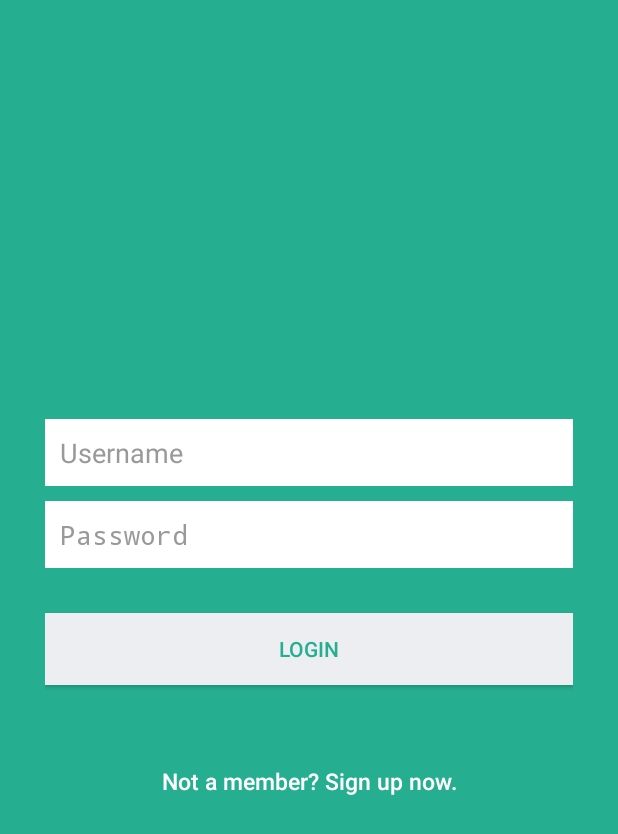
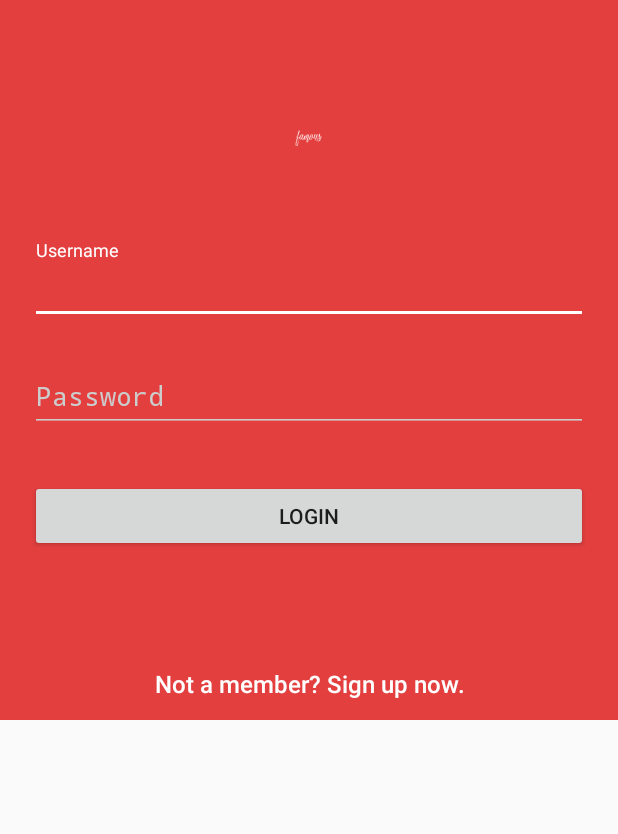
Before and after one commit to 9tarz/shoutout_android, an Android app: the screen it shows after launch (LoginActivity), on a phone screen of 412 x 824 dp. Shown: the top 834 px of the screen. Run offline under Robolectric (Android 15) with nearby library versions, the phone set to English and light mode, and no system bars; our stand-ins replace Volley.

Commit message:
Updated Login UI and Added mGoogleMap API to HomeFragment

```diff
--- a/app/build.gradle
+++ b/app/build.gradle
@@ -22,7 +22,8 @@ android {
 dependencies {
     compile fileTree(dir: 'libs', include: ['*.jar'])
     compile 'com.android.support:appcompat-v7:23.0.1'
-    compile 'com.android.support:recyclerview-v7:+'
+    compile 'com.android.support:recyclerview-v7:23.0.1'
     compile 'com.android.support:design:23.0.1'
     compile 'com.mcxiaoke.volley:library:1.0.+'
+    compile 'com.google.android.gms:play-services:8.1.0'
 }
--- a/app/src/main/res/layout/activity_login.xml
+++ b/app/src/main/res/layout/activity_login.xml
@@ -1,21 +1,39 @@
 <?xml version="1.0" encoding="utf-8"?>
-<LinearLayout xmlns:android="http://schemas.android.com/apk/res/android"
+<ScrollView xmlns:android="http://schemas.android.com/apk/res/android"
     android:layout_width="fill_parent"
     android:layout_height="fill_parent"
-    android:background="@color/bg_login"
-    android:gravity="center"
-    android:orientation="vertical"
-    android:padding="10dp" >
+    android:fitsSystemWindows="true">
 
     <LinearLayout
-        android:layout_width="fill_parent"
+        android:layout_width="match_parent"
         android:layout_height="wrap_content"
-        android:layout_gravity="center"
+        android:background="@color/primary"
         android:orientation="vertical"
+        android:paddingTop="56dp"
         android:paddingLeft="20dp"
-        android:paddingRight="20dp" >
+        android:paddingRight="20dp">
 
-        <EditText
+        <ImageView android:src="@drawable/ic_logo"
+            android:layout_width="wrap_content"
+            android:layout_height="72dp"
+            android:layout_marginBottom="24dp"
+            android:layout_gravity="center_horizontal" />
+
+        <android.support.design.widget.TextInputLayout
+            android:layout_width="match_parent"
+            android:layout_height="wrap_content"
+            android:layout_marginTop="8dp"
+            android:layout_marginBottom="8dp">
+            <EditText
+                android:id="@+id/username"
+                android:layout_width="match_parent"
+                android:layout_height="wrap_content"
+                android:textColor="@color/white"
+                android:inputType="textVisiblePassword|textNoSuggestions"
+                android:hint="@string/hint_username" />
+        </android.support.design.widget.TextInputLayout>
+
+        <!-- <EditText
             android:id="@+id/username"
             android:layout_width="fill_parent"
             android:layout_height="wrap_content"
@@ -26,9 +44,9 @@
             android:padding="10dp"
             android:singleLine="true"
             android:textColor="@color/input_login"
-            android:textColorHint="@color/input_login_hint" />
+            android:textColorHint="@color/input_login_hint" /> -->
 
-        <EditText
+        <!-- <EditText
             android:id="@+id/password"
             android:layout_width="fill_parent"
             android:layout_height="wrap_content"
@@ -39,18 +57,31 @@
             android:padding="10dp"
             android:singleLine="true"
             android:textColor="@color/input_login"
-            android:textColorHint="@color/input_login_hint" />
+            android:textColorHint="@color/input_login_hint" /> -->
+
+        <android.support.design.widget.TextInputLayout
+            android:layout_width="match_parent"
+            android:layout_height="wrap_content"
+            android:layout_marginTop="8dp"
+            android:layout_marginBottom="8dp">
+            <EditText
+                android:id="@+id/password"
+                android:layout_width="match_parent"
+                android:layout_height="wrap_content"
+                android:textColor="@color/white"
+                android:inputType="textPassword"
+                android:hint="@string/hint_password" />
+        </android.support.design.widget.TextInputLayout>
 
         <!-- Login Button -->
 
-        <Button
+        <android.support.v7.widget.AppCompatButton
             android:id="@+id/btnLogin"
             android:layout_width="fill_parent"
             android:layout_height="wrap_content"
-            android:layout_marginTop="20dip"
-            android:background="@color/btn_login_bg"
-            android:text="@string/btn_login"
-            android:textColor="@color/btn_login" />
+            android:layout_marginTop="24dp"
+            android:layout_marginBottom="24dp"
+            android:text="@string/btn_login"/>
 
         <!-- Link to Login Screen -->
 
@@ -63,7 +94,9 @@
             android:text="@string/btn_link_to_register"
             android:textAllCaps="false"
             android:textColor="@color/white"
-            android:textSize="15dp" />
+            android:textSize="16dip" />
+
+
     </LinearLayout>
 
-</LinearLayout>
+</ScrollView>
--- a/app/src/main/res/layout/activity_main.xml
+++ b/app/src/main/res/layout/activity_main.xml
@@ -41,7 +41,6 @@
 
     </LinearLayout>
 
-
     <fragment
         android:id="@+id/fragment_navigation_drawer"
         android:name="activity.FragmentDrawer"
--- a/app/src/main/res/layout/activity_register.xml
+++ b/app/src/main/res/layout/activity_register.xml
@@ -24,7 +24,7 @@
             android:hint="@string/hint_username"
             android:padding="10dp"
             android:singleLine="true"
-            android:inputType="textCapWords"
+            android:inputType="textVisiblePassword|textNoSuggestions"
             android:textColor="@color/input_register"
             android:textColorHint="@color/input_register_hint" />
 
--- a/app/src/main/res/values/strings.xml
+++ b/app/src/main/res/values/strings.xml
@@ -34,5 +34,6 @@
     <string name="welcome">Welcome</string>
     <string name="btn_logout">LOGOUT</string>
     <string name="name">Fullname</string>
+    <string name="title_activity_maps">Map</string>
 
 </resources>
--- a/app/src/main/res/values/styles.xml
+++ b/app/src/main/res/values/styles.xml
@@ -10,6 +10,10 @@
         <item name="colorPrimary">@color/colorPrimary</item>
         <item name="colorPrimaryDark">@color/colorPrimaryDark</item>
         <item name="colorAccent">@color/colorAccent</item>
+        <item name="colorControlNormal">@color/iron</item>
+        <item name="colorControlActivated">@color/white</item>
+        <item name="colorControlHighlight">@color/white</item>
+        <item name="android:textColorHint">@color/iron</item>
     </style>
 
 </resources>
```
Also changed, not shown: app/src/main/AndroidManifest.xml (+26 -2 lines), app/src/main/java/activity/HomeFragment.java (+68 -5 lines), app/src/main/res/layout/fragment_home.xml (+3 -23 lines), app/src/main/res/values/colors.xml (+14 -0 lines), app/src/main/res/drawable-hdpi/ic_logo.png (added), app/src/main/res/drawable-mdpi/ic_logo.png (added), app/src/main/res/drawable-xhdpi/ic_logo.png (added), app/src/main/res/drawable-xxhdpi/ic_logo.png (added), 1 other file.
